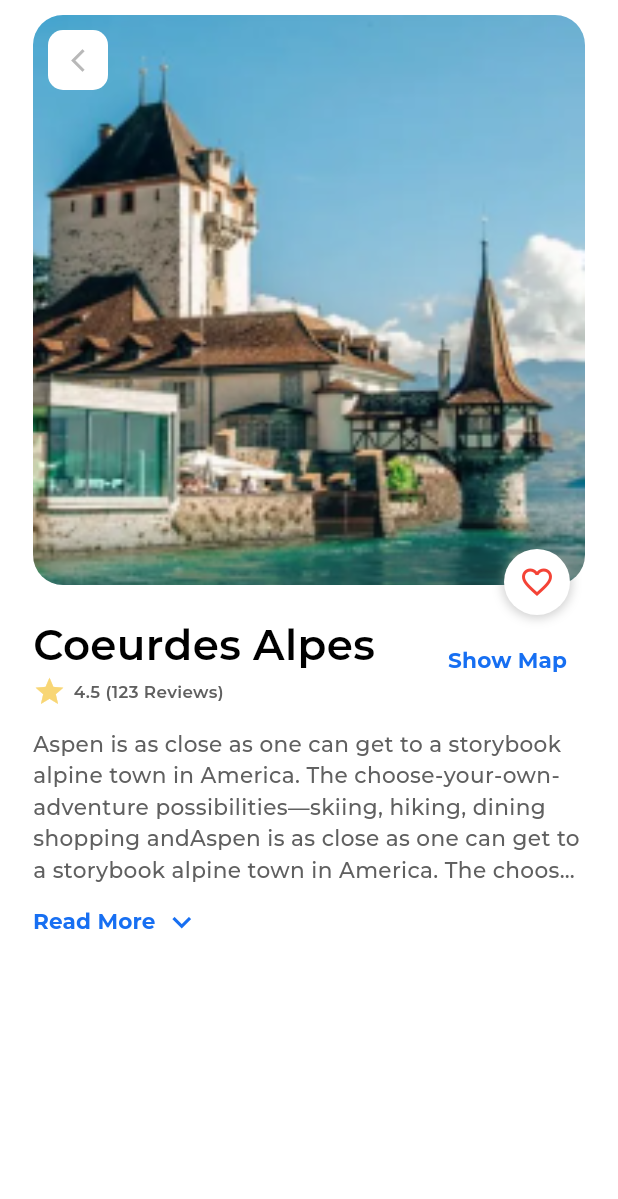
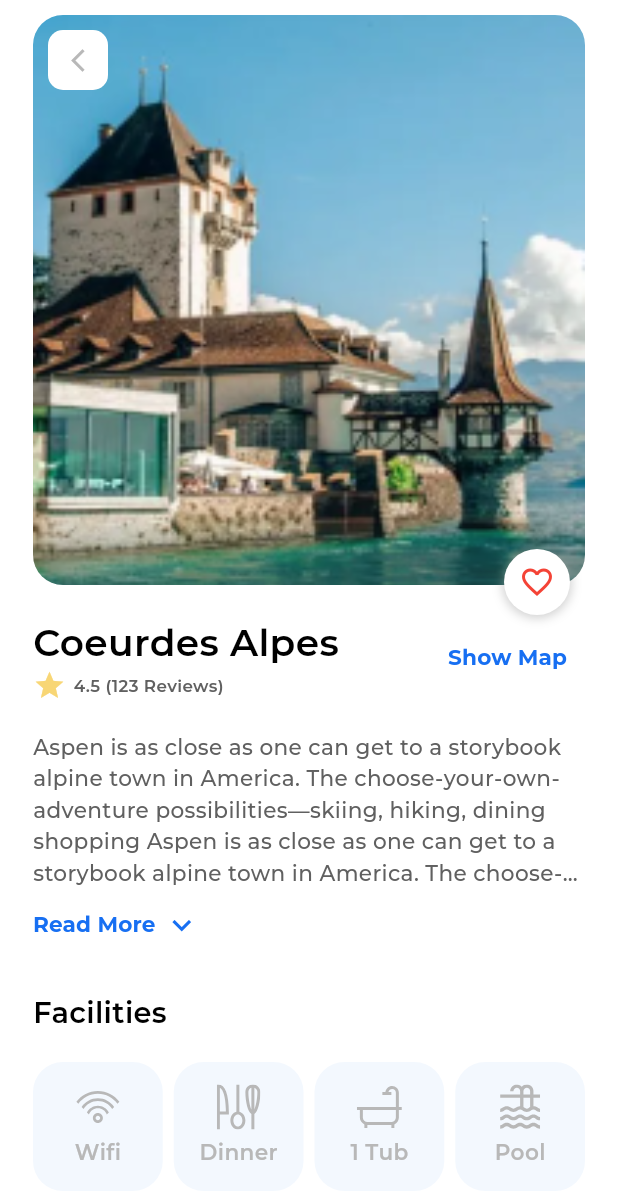
Before and after one commit to ElDaly15/aspen_travel, a Flutter app: the CardDetailsView screen opened directly, after a tap on the "favorite" icon, on a phone screen of 412 x 824 dp. Shown: the top 1199 px of the screen. Run offline on Flutter 3.47's test engine with Material 3 defaults, Android fonts, the phone set to English and light mode, and no system bars; our stand-ins replace crystal_navigation_bar, device_preview, flutter_svg, get, iconly; project files that could hold a hidden picture were left out.

Commit message:
Refactor CardDetailsViewBody and add new widgets
Refactor the CardDetailsViewBody to use a CustomScrollView with Slivers for better scrolling performance and layout. Added new widgets including CustomButtomWithIcon, PriceColumn, RowOfFacilites, and ContainerOfFacilities to enhance the UI structure and functionality. Adjusted the font size in RowOfShowMap for consistency.

```diff
--- a/lib/featuers/card_details/presentation/views/widgets/card_details_view_body.dart
+++ b/lib/featuers/card_details/presentation/views/widgets/card_details_view_body.dart
@@ -1,4 +1,7 @@
 import 'package:aspen/core/utils/app_styles.dart';
+import 'package:aspen/featuers/card_details/presentation/views/widgets/custom_btm.dart';
+import 'package:aspen/featuers/card_details/presentation/views/widgets/price_column.dart';
+import 'package:aspen/featuers/card_details/presentation/views/widgets/row_of_facilites.dart';
 import 'package:aspen/featuers/card_details/presentation/views/widgets/row_of_show_map.dart';
 import 'package:aspen/featuers/card_details/presentation/views/widgets/stack_of_image_and_container.dart';
 import 'package:flutter/material.dart';
@@ -13,28 +16,39 @@ class CardDetailsViewBody extends StatefulWidget {
 class _CardDetailsViewBodyState extends State<CardDetailsViewBody> {
   int? maxLines = 5;
   bool switchBetweenSeeMore = false;
+
   @override
   Widget build(BuildContext context) {
-    return Padding(
+    return CustomScrollView(
+      slivers: [
+        const SliverPadding(
+          padding: EdgeInsets.symmetric(horizontal: 22),
+          sliver: SliverToBoxAdapter(
+            child: SafeArea(
+              child: SizedBox(height: 10),
+            ),
+          ),
+        ),
+        const SliverPadding(
+          padding: EdgeInsets.symmetric(horizontal: 22),
+          sliver: SliverToBoxAdapter(
+            child: ImageStackAndContainer(),
+          ),
+        ),
+        const SliverPadding(
+          padding: EdgeInsets.symmetric(horizontal: 22, vertical: 20),
+          sliver: SliverToBoxAdapter(
+            child: RowOfShowMap(),
+          ),
+        ),
+        SliverPadding(
           padding: const EdgeInsets.symmetric(horizontal: 22),
+          sliver: SliverToBoxAdapter(
             child: Column(
               crossAxisAlignment: CrossAxisAlignment.start,
               children: [
-          const SafeArea(
-            child: SizedBox(
-              height: 10,
-            ),
-          ),
-          const ImageStackAndContainer(),
-          const SizedBox(
-            height: 20,
-          ),
-          const RowOfShowMap(),
-          const SizedBox(
-            height: 14,
-          ),
                 Text(
-            'Aspen is as close as one can get to a storybook alpine town in America. The choose-your-own-adventure possibilities—skiing, hiking, dining shopping andAspen is as close as one can get to a storybook alpine town in America. The choose-your-own-adventure possibilities—skiing, hiking, dining shopping anpen is as close as one can get to a storybook alpine town in America. The choose-your-own-adventure possibilities—skiing, hiking, dining shopping andAspen is as close as one can get to a storybook alpine town in America. The choose-your-own-adventure possibilities—skiing, hiking, dining shopping a',
+                  'Aspen is as close as one can get to a storybook alpine town in America. The choose-your-own-adventure possibilities—skiing, hiking, dining shopping Aspen is as close as one can get to a storybook alpine town in America. The choose-your-own-adventure possibilities—skiing, hiking, dining shopping Aspen is as close as one can get to a storybook alpine town in America. The choose-your-own-adventure possibilities—skiing, hiking, dining shopping Aspen is as close as one can get to a storybook alpine town in America. The choose-your-own-adventure possibilities—skiing, hiking, dining shopping Aspen is as close as one can get to a storybook alpine town in America. The choose-your-own-adventure possibilities—skiing, hiking, dining shopping',
                   style: TextStyles.font18Medium(context).copyWith(
                     color: const Color(0xff606060),
                   ),
@@ -51,13 +65,13 @@ class _CardDetailsViewBodyState extends State<CardDetailsViewBody> {
                     });
                   },
                   style: ButtonStyle(
+                    alignment: Alignment.centerLeft,
                     padding: WidgetStateProperty.all(
                       const EdgeInsets.symmetric(vertical: 0),
                     ),
                   ),
-            child: SizedBox(
-              width: 120,
                   child: Row(
+                    mainAxisSize: MainAxisSize.min,
                     children: [
                       Text(
                         'Read More',
@@ -65,9 +79,7 @@ class _CardDetailsViewBodyState extends State<CardDetailsViewBody> {
                           color: const Color(0xff176FF2),
                         ),
                       ),
-                  const SizedBox(
-                    width: 5,
-                  ),
+                      const SizedBox(width: 5),
                       const Icon(
                         Icons.keyboard_arrow_down_outlined,
                         color: Color(0xff176FF2),
@@ -76,9 +88,49 @@ class _CardDetailsViewBodyState extends State<CardDetailsViewBody> {
                     ],
                   ),
                 ),
+              ],
+            ),
+          ),
+        ),
+        SliverPadding(
+          padding: const EdgeInsets.symmetric(horizontal: 22, vertical: 20),
+          sliver: SliverToBoxAdapter(
+            child: Text(
+              'Facilities',
+              style: TextStyles.font24SemiBold(context),
+            ),
+          ),
+        ),
+        const SliverPadding(
+          padding: EdgeInsets.symmetric(horizontal: 22),
+          sliver: SliverToBoxAdapter(
+            child: RowOfFacilites(),
+          ),
+        ),
+        SliverFillRemaining(
+          hasScrollBody: false,
+          child: Padding(
+            padding: const EdgeInsets.symmetric(horizontal: 22, vertical: 30),
+            child: Align(
+              alignment: Alignment.bottomCenter,
+              child: Row(
+                children: [
+                  const PriceColumn(),
+                  const Spacer(),
+                  SizedBox(
+                    width: 200,
+                    child: CustomButtomWithIcon(
+                      onPressed: () {},
+                      icon: Icons.arrow_forward,
+                      title: 'Book Now',
+                    ),
                   ),
                 ],
               ),
+            ),
+          ),
+        ),
+      ],
     );
   }
 }
--- /dev/null
+++ b/lib/featuers/card_details/presentation/views/widgets/container_of_facilites.dart
@@ -0,0 +1,40 @@
+import 'package:aspen/core/utils/app_styles.dart';
+import 'package:flutter/material.dart';
+import 'package:flutter_svg/svg.dart';
+
+class ContainerOfFacilities extends StatelessWidget {
+  const ContainerOfFacilities(
+      {super.key, required this.title, required this.image});
+  final String title, image;
+
+  @override
+  Widget build(BuildContext context) {
+    return Container(
+      width: MediaQuery.sizeOf(context).width * 0.21,
+      padding: const EdgeInsets.symmetric(vertical: 15),
+      decoration: BoxDecoration(
+        color: const Color(0xffF3F8FE),
+        borderRadius: BorderRadius.circular(20),
+      ),
+      child: Column(
+        mainAxisAlignment: MainAxisAlignment.center,
+        children: [
+          SvgPicture.asset(
+            image,
+            width: 30,
+            height: 30,
+          ),
+          const SizedBox(
+            height: 5,
+          ),
+          Text(
+            title,
+            style: TextStyles.font18SemiBold(context).copyWith(
+              color: const Color(0xffB8B8B8),
+            ),
+          ),
+        ],
+      ),
+    );
+  }
+}
--- /dev/null
+++ b/lib/featuers/card_details/presentation/views/widgets/custom_btm.dart
@@ -0,0 +1,47 @@
+import 'package:aspen/core/utils/app_styles.dart';
+import 'package:flutter/material.dart';
+
+class CustomButtomWithIcon extends StatelessWidget {
+  const CustomButtomWithIcon(
+      {super.key, required this.icon, required this.title, this.onPressed});
+  final IconData icon;
+  final String title;
+  final void Function()? onPressed;
+
+  @override
+  Widget build(BuildContext context) {
+    return Column(
+      children: [
+        const Spacer(),
+        ElevatedButton(
+          style: ElevatedButton.styleFrom(
+            backgroundColor: const Color(0xff176FF2),
+            shape: RoundedRectangleBorder(
+              borderRadius: BorderRadius.circular(12),
+            ),
+            padding: const EdgeInsets.all(12),
+          ),
+          onPressed: onPressed,
+          child: Row(
+            crossAxisAlignment: CrossAxisAlignment.center,
+            children: [
+              const Spacer(),
+              const SizedBox(width: 5),
+              Text(
+                title,
+                style: TextStyles.font20SemiBold(context)
+                    .copyWith(color: Colors.white),
+              ),
+              const Spacer(),
+              Icon(
+                icon,
+                color: Colors.white,
+              ),
+              const Spacer(),
+            ],
+          ),
+        ),
+      ],
+    );
+  }
+}
--- /dev/null
+++ b/lib/featuers/card_details/presentation/views/widgets/price_column.dart
@@ -0,0 +1,27 @@
+import 'package:aspen/core/utils/app_styles.dart';
+import 'package:flutter/material.dart';
+
+class PriceColumn extends StatelessWidget {
+  const PriceColumn({super.key});
+
+  @override
+  Widget build(BuildContext context) {
+    return Column(
+      crossAxisAlignment: CrossAxisAlignment.start,
+      children: [
+        const Spacer(),
+        Text(
+          'Price',
+          style: TextStyles.font18SemiBold(context),
+        ),
+        Text(
+          '\$ 200',
+          style: TextStyles.font24Bold(context).copyWith(
+            color: const Color(0xff2DD7A4),
+            fontSize: 28,
+          ),
+        ),
+      ],
+    );
+  }
+}
--- /dev/null
+++ b/lib/featuers/card_details/presentation/views/widgets/row_of_facilites.dart
@@ -0,0 +1,34 @@
+import 'package:aspen/core/utils/app_images.dart';
+import 'package:aspen/featuers/card_details/presentation/views/widgets/container_of_facilites.dart';
+import 'package:flutter/material.dart';
+
+class RowOfFacilites extends StatelessWidget {
+  const RowOfFacilites({super.key});
+
+  @override
+  Widget build(BuildContext context) {
+    return const Row(
+      children: [
+        ContainerOfFacilities(
+          title: 'Wifi',
+          image: Assets.imagesWifi,
+        ),
+        Spacer(),
+        ContainerOfFacilities(
+          title: 'Dinner',
+          image: Assets.imagesKitchen,
+        ),
+        Spacer(),
+        ContainerOfFacilities(
+          title: '1 Tub',
+          image: Assets.imagesBanuo,
+        ),
+        Spacer(),
+        ContainerOfFacilities(
+          title: 'Pool',
+          image: Assets.imagesPool,
+        ),
+      ],
+    );
+  }
+}
--- a/lib/featuers/card_details/presentation/views/widgets/row_of_show_map.dart
+++ b/lib/featuers/card_details/presentation/views/widgets/row_of_show_map.dart
@@ -13,7 +13,7 @@ class RowOfShowMap extends StatelessWidget {
           children: [
             Text(
               'Coeurdes Alpes',
-              style: TextStyles.font24SemiBold(context).copyWith(fontSize: 28),
+              style: TextStyles.font24SemiBold(context).copyWith(fontSize: 25),
             ),
             Row(
               children: [
```
Lines whose indentation alone changed are shown as unchanged.
